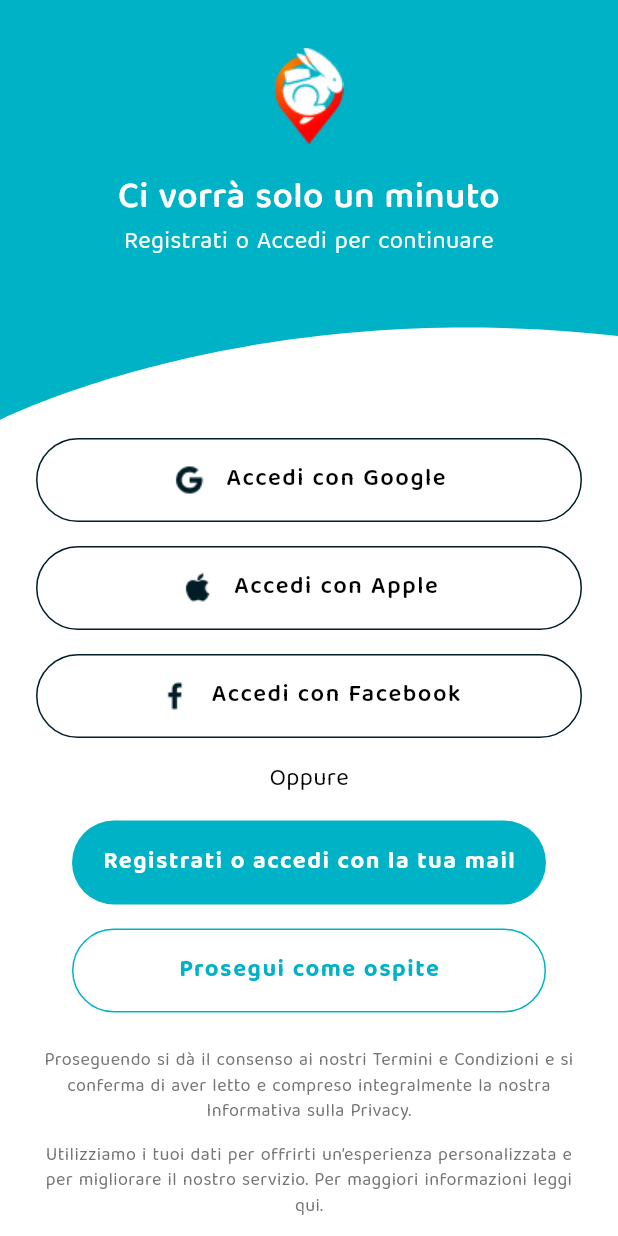
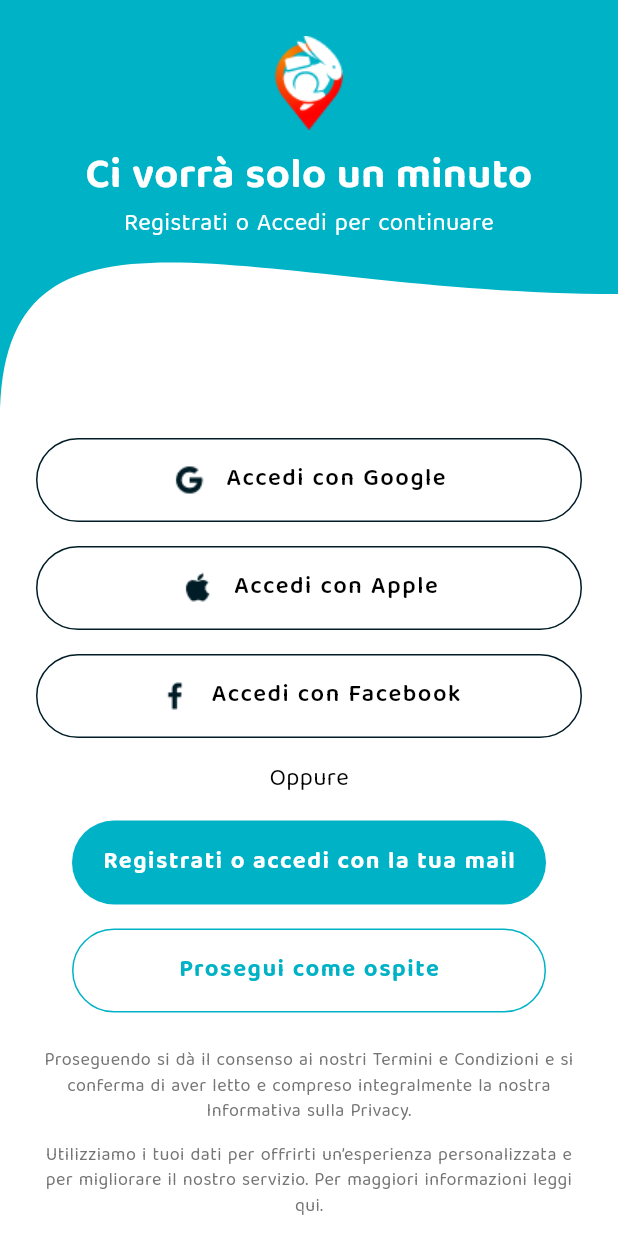
Before and after one commit to lum3ll/en_customer_app, a Flutter app: the LoginScreen screen opened directly, on a phone screen of 412 x 824 dp. Run offline on Flutter 3.47's test engine with Material 3 defaults, Android fonts, the phone set to English and light mode, and no system bars.

Commit message:
feat: added devtoools fix: login screen UI elements

```diff
--- /dev/null
+++ b/devtools_options.yaml
@@ -0,0 +1,3 @@
+description: This file stores settings for Dart & Flutter DevTools.
+documentation: https://docs.flutter.dev/tools/devtools/extensions#configure-extension-enablement-states
+extensions:
--- a/lib/features/auth/screens/login_screen.dart
+++ b/lib/features/auth/screens/login_screen.dart
@@ -39,17 +39,16 @@
                       children: [
                         Image.asset(
                           ImagePaths.loginLogo,
-                          width: 80,
-                          height: 80,
+                          width: 45,
                         ),
                         const SizedBox(height: 12),
                         const Text(
                           'Ci vorrà solo un minuto',
                           style: TextStyle(
                             color: Colors.white,
-                            fontSize: 24,
+                            fontSize: 28,
                             fontFamily: 'BalooTamma2',
-                            fontWeight: FontWeight.w600,
+                            fontWeight: FontWeight.w700,
                           ),
                           textAlign: TextAlign.center,
                         ),
--- a/lib/shared/widgets/wave_clipper.dart
+++ b/lib/shared/widgets/wave_clipper.dart
@@ -8,11 +8,11 @@
 
     path.cubicTo(
       size.width * 0,
-      size.height,
+      size.height * 0.4,
       size.width * 0.4,
       size.height * 0.7,
       size.width,
-      size.height * 0.8,
+      size.height * 0.7,
     );
 
     path.lineTo(size.width, 0);
```
